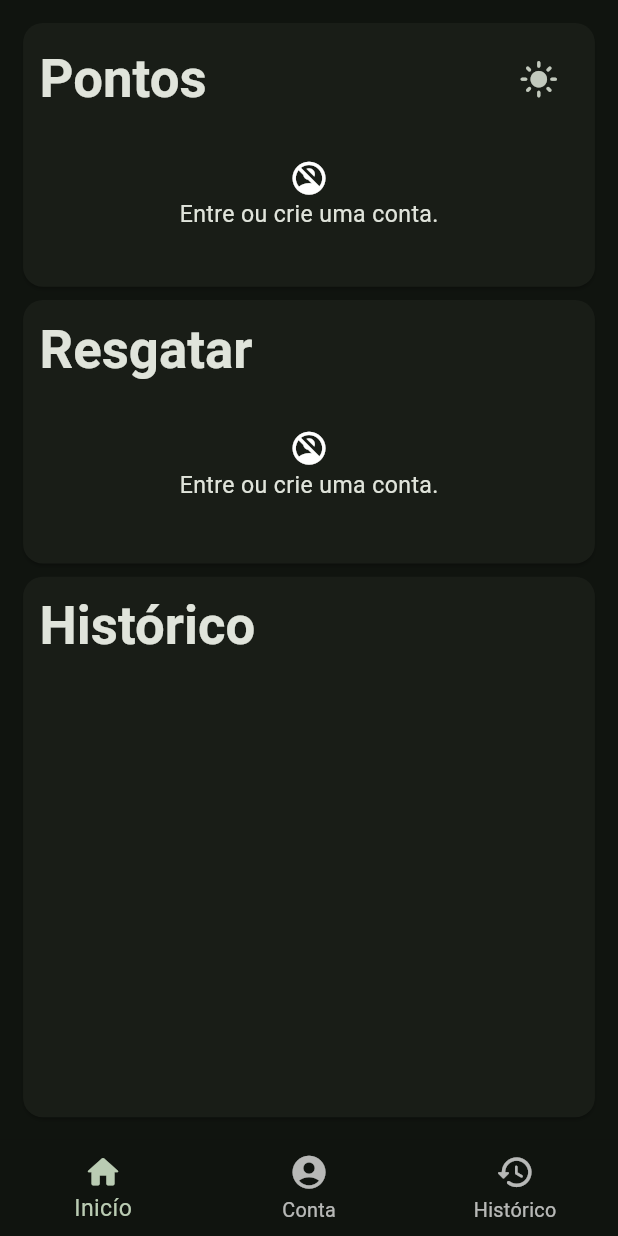
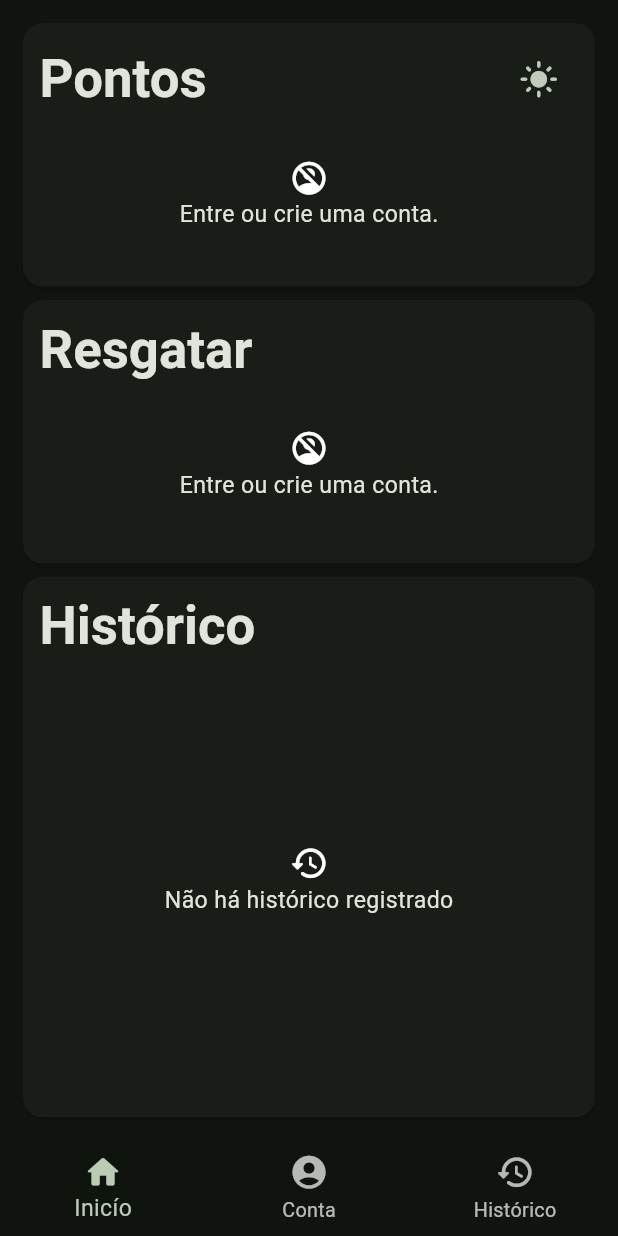
Before and after one commit to LuanRoger/CouponTake, a Flutter app: the screen it shows after launch, on a phone screen of 412 x 824 dp. Run offline on Flutter 3.47's test engine with Material 2 defaults, Android fonts, the phone set to English and light mode, and no system bars; our stand-ins replace dio, equatable, flutter_hooks, hooks_riverpod, responsive_framework, shared_preferences.

Commit message:
fix(services): fix `getRedeemHistory` query in `CuponServices`
- Implement on `HomePage` cards

```diff
--- a/lib/models/redeem_history_http_request.dart
+++ b/lib/models/redeem_history_http_request.dart
@@ -1,8 +1,11 @@
-class RedeemHistoryHttpRequest {
-  String authKey;
+import 'package:equatable/equatable.dart';
+
+class RedeemHistoryHttpRequest extends Equatable {
   int page;
   int limitPerPage;
 
-  RedeemHistoryHttpRequest(this.authKey,
-      {required this.page, this.limitPerPage = 5});
+  RedeemHistoryHttpRequest({required this.page, this.limitPerPage = 10});
+
+  @override
+  List<Object?> get props => [page, limitPerPage];
 }
--- a/lib/pages/home_page/sections/history_section.dart
+++ b/lib/pages/home_page/sections/history_section.dart
@@ -40,7 +40,7 @@ class HistorySection extends HookWidget {
             child: Card(
                 elevation: 0,
                 color: Theme.of(context).colorScheme.surfaceVariant,
-                child: CuponHistoryList(List.empty())),
+                child: CuponHistoryList()),
           )
         ],
       ),
--- a/lib/providers/providers.dart
+++ b/lib/providers/providers.dart
@@ -1,8 +1,13 @@
+import 'package:cupon_take/models/cupon.dart';
+import 'package:cupon_take/models/cupon_redeem.dart';
 import 'package:cupon_take/models/enums/http_codes.dart';
 import 'package:cupon_take/models/http_response.dart';
+import 'package:cupon_take/models/redeem_history_http_request.dart';
 import 'package:cupon_take/models/user_info.dart';
 import 'package:cupon_take/services/auth_service.dart';
+import 'package:cupon_take/services/cupon_services.dart';
 import 'package:cupon_take/shared/preferences/global_preferences.dart';
+import 'package:cupon_take/shared/widgets/dynamic_ex_fab.dart';
 import 'package:hooks_riverpod/hooks_riverpod.dart';
 
 import 'interfaces/user_auth_state.dart';
@@ -32,3 +37,36 @@ final fetchUserInfoProvider = FutureProvider<UserInfo>((ref) async {
   return UserInfo(response.body["username"] as String,
       points: response.body["points"] as int);
 });
+
+final fetchUserRedeemHistoryProvider =
+    FutureProvider.family<List<CuponRedeem>, RedeemHistoryHttpRequest>(
+        (ref, requestInfo) async {
+  final userInfo = ref.watch(fetchUserInfoProvider);
+  final userAuthKey = ref.read(userAuthProvider);
+
+  if (userAuthKey == null || userAuthKey.isEmpty) {
+    throw Exception("There is no Auth Key");
+  }
+
+  CuponServices cuponServices = CuponServices();
+  final response =
+      await cuponServices.getRedeemHistory(userAuthKey, requestInfo);
+  if (response.statusCode != HttpCodes.SUCCESS.code) {
+    throw Exception("The operation was not succeded");
+  }
+
+  List<CuponRedeem> history = List.empty(growable: true);
+  for (var cupon in response.body as List<dynamic>) {
+    history.add(
+      CuponRedeem(
+        redeemProtocol: cupon["redeemProtocol"],
+        cupon: Cupon(
+          cuponCode: cupon["redeemCupon"]["cuponCode"],
+          createdAt: DateTime.parse(cupon["redeemCupon"]["createdAt"]),
+        ),
+      ),
+    );
+  }
+
+  return history;
+});
--- a/lib/shared/widgets/cards/bottom_left_card.dart
+++ b/lib/shared/widgets/cards/bottom_left_card.dart
@@ -6,7 +6,6 @@ import 'package:cupon_take/shared/responsive_breakpoints_name.dart';
 import 'package:cupon_take/shared/widgets/cards/cards_base.dart';
 import 'package:cupon_take/shared/widgets/dynamic_ex_fab.dart';
 import 'package:cupon_take/shared/widgets/last_redeem_info_card.dart';
-import 'package:cupon_take/shared/widgets/material_card.dart';
 import 'package:cupon_take/shared/widgets/no_account_message.dart';
 import 'package:cupon_take/shared/widgets/user_info_chip.dart';
 import 'package:flutter/material.dart';
@@ -22,18 +21,20 @@ class BottomLeftCard extends CardBase {
   @override
   Widget? headerActions(BuildContext context) => null;
 
-  Future<bool> _redeemCupon(String authKey) async {
+  Future<String?> _redeemCupon(String authKey) async {
     CuponServices cuponServices = CuponServices();
     final response = await cuponServices.redeemCupon(authKey);
+    if (response.statusCode != HttpCodes.SUCCESS.code) return null;
 
-    return response.statusCode == HttpCodes.SUCCESS.code;
+    return response.body as String;
   }
 
   @override
   Widget virtualBuild(BuildContext context, WidgetRef ref) {
     final authKey = ref.read(userAuthProvider);
     final userInfo = ref.watch(fetchUserInfoProvider);
-    final isLoading = useState(false);
+    final isLoadingState = useState(false);
+    final lastCuponRedeemState = useState<String?>(null);
 
     return userInfo.maybeWhen(
         data: (info) => Column(
@@ -47,7 +48,8 @@ class BottomLeftCard extends CardBase {
                     children: [
                       if (ResponsiveWrapper.of(context).activeBreakpoint.name ==
                           ResponsiveBreakpointsName.desktopBreakpoint)
-                        const LastRedeemInfoCard(),
+                        LastRedeemInfoCard(
+                            cuponCode: lastCuponRedeemState.value),
                       UsernameInfoChip(info),
                     ],
                   ),
@@ -58,19 +60,22 @@ class BottomLeftCard extends CardBase {
                       child: DynamicExFab(
                     icon: Icons.api_rounded,
                     label: const Text("Requisitar código"),
-                    enabled: !isLoading.value,
+                    enabled: !isLoadingState.value,
                     onPressed: () async {
-                      isLoading.value = true;
-                      bool success = await _redeemCupon(authKey!);
-                      if (success) {
-                        ScaffoldMessenger.of(context).showSnackBar(SnackBar(
-                            content: Text("Código resgatado com sucesso")));
+                      isLoadingState.value = true;
+                      String? code = await _redeemCupon(authKey!);
+                      if (code != null) {
+                        ScaffoldMessenger.of(context).showSnackBar(
+                            const SnackBar(
+                                content: Text("Código resgatado com sucesso")));
                       } else {
-                        ScaffoldMessenger.of(context).showSnackBar(SnackBar(
-                            content:
-                                Text("Não foi possivel resgatar o código")));
+                        ScaffoldMessenger.of(context).showSnackBar(
+                            const SnackBar(
+                                content: Text(
+                                    "Não foi possivel resgatar o código")));
                       }
-                      isLoading.value = false;
+                      lastCuponRedeemState.value = code;
+                      isLoadingState.value = false;
                     },
                   )),
                 )
--- a/lib/shared/widgets/cards/right_card.dart
+++ b/lib/shared/widgets/cards/right_card.dart
@@ -11,6 +11,6 @@ class RightCard extends CardBase {
 
   @override
   Widget virtualBuild(BuildContext context, WidgetRef ref) {
-    return CuponHistoryList(List.empty());
+    return CuponHistoryList();
   }
 }
--- a/lib/shared/widgets/cards/top_left_card.dart
+++ b/lib/shared/widgets/cards/top_left_card.dart
@@ -31,7 +31,7 @@ class TopLeftCard extends CardBase {
   Widget virtualBuild(BuildContext context, WidgetRef ref) {
     final authKey = ref.read(userAuthProvider);
     final userInfo = ref.watch(fetchUserInfoProvider);
-    final isLoading = useState(false);
+    final isLoadingState = useState(false);
 
     return userInfo.maybeWhen(
       data: (info) => Column(
@@ -48,9 +48,9 @@ class TopLeftCard extends CardBase {
                 child: DynamicExFab(
                     icon: Icons.add_rounded,
                     label: const Text("Adicionar pontos"),
-                    enabled: !isLoading.value,
+                    enabled: !isLoadingState.value,
                     onPressed: () async {
-                      isLoading.value = true;
+                      isLoadingState.value = true;
                       bool success = await _requestPoints(authKey!);
                       if (success) {
                         ScaffoldMessenger.of(context).showSnackBar(
@@ -62,7 +62,7 @@ class TopLeftCard extends CardBase {
                                 content: Text(
                                     "Não foi possivel resgatar os pontos")));
                       }
-                      isLoading.value = false;
+                      isLoadingState.value = false;
                     })),
           ),
         ],
--- a/lib/shared/widgets/cupon_history_list.dart
+++ b/lib/shared/widgets/cupon_history_list.dart
@@ -1,23 +1,36 @@
-import 'package:cupon_take/models/cupon.dart';
+import 'package:cupon_take/models/redeem_history_http_request.dart';
+import 'package:cupon_take/providers/providers.dart';
+import 'package:cupon_take/shared/widgets/cupon_history_tile.dart';
 import 'package:flutter/material.dart';
+import 'package:flutter_hooks/flutter_hooks.dart';
+import 'package:hooks_riverpod/hooks_riverpod.dart';
 
-class CuponHistoryList extends StatelessWidget {
-  List<Cupon> cupons;
-
-  CuponHistoryList(this.cupons, {super.key});
+class CuponHistoryList extends HookConsumerWidget {
+  CuponHistoryList({super.key});
 
   @override
-  Widget build(BuildContext context) {
-    return ListView.separated(
-        itemCount: cupons.length,
-        shrinkWrap: true,
-        itemBuilder: (_, index) {
-          final cupon = cupons[index];
-          return ListTile(
-            title: Text(cupon.cuponCode),
-            subtitle: Text(cupon.createdAt.toString()),
-          );
-        },
-        separatorBuilder: (_, index) => const Divider());
+  Widget build(BuildContext context, WidgetRef ref) {
+    final pageState = useState(1);
+    final redeemHistory = ref.watch(fetchUserRedeemHistoryProvider(
+      RedeemHistoryHttpRequest(page: pageState.value),
+    ));
+
+    return redeemHistory.maybeWhen(
+        data: (info) => ListView.separated(
+            itemCount: info.length,
+            shrinkWrap: true,
+            itemBuilder: (_, index) => CuponHistoryTile(info[index].cupon),
+            separatorBuilder: (_, index) => const Divider()),
+        loading: () => const Center(
+              child: CircularProgressIndicator(),
+            ),
+        orElse: () => Center(
+              child: Column(
+                  mainAxisAlignment: MainAxisAlignment.center,
+                  children: [
+                    Icon(Icons.history_rounded),
+                    Text("Não há histórico registrado")
+                  ]),
+            ));
   }
 }
--- a/pubspec.yaml
+++ b/pubspec.yaml
@@ -16,6 +16,7 @@ dependencies:
   responsive_framework: ^0.2.0
   shared_preferences: ^2.0.16
   dio: ^4.0.6
+  equatable: ^2.0.5
 
 dev_dependencies:
   flutter_test:
```
Also changed, not shown: lib/models/cupon_redeem.dart (added, +8 -0 lines), lib/pages/home_page/sections/account_section/account_section.dart (+6 -6 lines), lib/services/cupon_services.dart (+10 -3 lines), lib/shared/widgets/cupon_history_tile.dart (added, +23 -0 lines), lib/shared/widgets/last_redeem_info_card.dart (+5 -4 lines).
